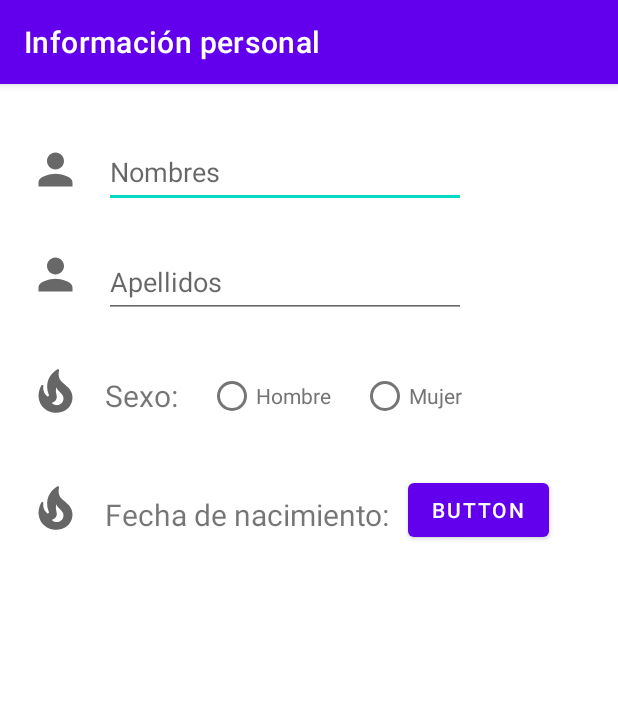
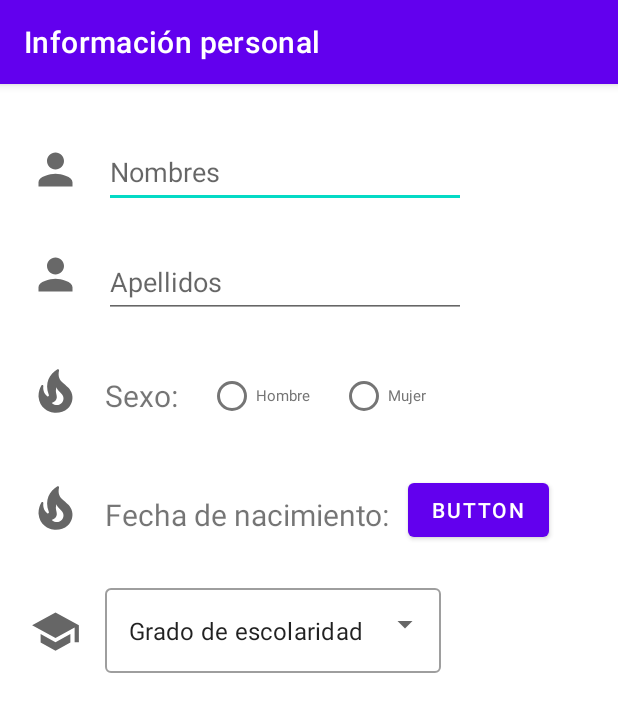
Before and after one commit to DaniJaramillo7/LabsCM20221-Gr05, an Android app: the screen it shows after launch (PersonalDataActivity), on a phone screen of 412 x 824 dp. Shown: the top 712 px of the screen. Run offline under Robolectric (Android 15) with nearby library versions, the phone set to English and light mode, and no system bars.

Commit message:
feat: add educational stage dropdown input

```diff
--- a/Lab1-UI/src/main/java/com/example/labscm20221_gr05/PersonalDataActivity.kt
+++ b/Lab1-UI/src/main/java/com/example/labscm20221_gr05/PersonalDataActivity.kt
@@ -3,14 +3,33 @@ package com.example.labscm20221_gr05
 import androidx.appcompat.app.AppCompatActivity
 import android.os.Bundle
 import android.util.Log
+import android.widget.ArrayAdapter
+import android.widget.AutoCompleteTextView
 import android.widget.Button
 
 class PersonalDataActivity : AppCompatActivity() {
+
+    private lateinit var grades: Array<String>
+    lateinit var inputGrade: AutoCompleteTextView
+    lateinit var adapterItems: ArrayAdapter<String>
+
     override fun onCreate(savedInstanceState: Bundle?) {
         super.onCreate(savedInstanceState)
         setContentView(R.layout.activity_personal_data)
         findViewById<Button>(R.id.button_date).setOnClickListener {
             showDatePickerDialog()
+        }
+        grades = resources.getStringArray(R.array.grades)
+    }
+
+    override fun onResume() {
+        super.onResume()
+
+        adapterItems = ArrayAdapter(this, R.layout.dropdown_item, grades)
+        inputGrade = findViewById(R.id.input_grade)
+        inputGrade.setAdapter(adapterItems)
+        inputGrade.setOnItemClickListener{ parent, view, position, id ->
+            Log.d("position", grades[position])
         }
     }
 
--- /dev/null
+++ b/Lab1-UI/src/main/res/drawable/ic_baseline_school_24.xml
@@ -0,0 +1,10 @@
+<vector xmlns:android="http://schemas.android.com/apk/res/android"
+    android:width="24dp"
+    android:height="24dp"
+    android:viewportWidth="24"
+    android:viewportHeight="24"
+    android:tint="?attr/colorControlNormal">
+  <path
+      android:fillColor="@android:color/white"
+      android:pathData="M5,13.18v4L12,21l7,-3.82v-4L12,17l-7,-3.82zM12,3L1,9l11,6 9,-4.91V17h2V9L12,3z"/>
+</vector>
--- a/Lab1-UI/src/main/res/layout/activity_personal_data.xml
+++ b/Lab1-UI/src/main/res/layout/activity_personal_data.xml
@@ -116,6 +116,15 @@
         app:layout_constraintTop_toBottomOf="@+id/icon_sex"
         app:srcCompat="@drawable/ic_baseline_local_fire_department_24" />
 
+    <ImageView
+        android:id="@+id/icon_grade"
+        android:layout_width="42dp"
+        android:layout_height="34dp"
+        android:layout_marginTop="48dp"
+        app:layout_constraintStart_toStartOf="@+id/icon_date"
+        app:layout_constraintTop_toBottomOf="@+id/icon_date"
+        app:srcCompat="@drawable/ic_baseline_school_24" />
+
     <TextView
         android:id="@+id/label_date"
         android:layout_width="wrap_content"
@@ -137,5 +146,23 @@
         app:layout_constraintStart_toEndOf="@+id/label_date"
         app:layout_constraintTop_toBottomOf="@+id/radioGroup" />
 
+    <com.google.android.material.textfield.TextInputLayout
+        style="@style/Widget.MaterialComponents.TextInputLayout.OutlinedBox.ExposedDropdownMenu"
+        android:layout_width="wrap_content"
+        android:layout_height="wrap_content"
+        android:layout_marginStart="12dp"
+        android:layout_marginTop="30dp"
+        app:layout_constraintStart_toEndOf="@+id/icon_grade"
+        app:layout_constraintTop_toBottomOf="@+id/label_date">
+
+        <AutoCompleteTextView
+            android:id="@+id/input_grade"
+            android:layout_width="wrap_content"
+            android:layout_height="wrap_content"
+            android:layout_weight="1"
+            android:inputType="none"
+            android:text="@string/educational_stage" />
+    </com.google.android.material.textfield.TextInputLayout>
+
 
 </androidx.constraintlayout.widget.ConstraintLayout>
--- /dev/null
+++ b/Lab1-UI/src/main/res/layout/dropdown_item.xml
@@ -0,0 +1,10 @@
+<TextView
+    android:id="@+id/textView"
+    android:layout_width="match_parent"
+    android:layout_height="wrap_content"
+    android:text="TextView"
+    android:padding="14dp"
+    android:textColor="@color/black"
+    android:textStyle="bold"
+    android:textSize="16sp"
+    xmlns:android="http://schemas.android.com/apk/res/android"/>
--- a/Lab1-UI/src/main/res/values/strings.xml
+++ b/Lab1-UI/src/main/res/values/strings.xml
@@ -7,4 +7,12 @@
     <string name="label_radio_button_1">Hombre</string>
     <string name="label_radio_button_2">Mujer</string>
     <string name="label_date">Fecha de nacimiento:</string>
+    <string name="educational_stage">Grado de escolaridad</string>
+
+    <string-array name="grades">
+        <item>Primaria</item>
+        <item>Secundaria</item>
+        <item>Universitaria</item>
+        <item>Otro</item>
+    </string-array>
 </resources>
--- a/Lab1-UI/src/main/res/values/themes.xml
+++ b/Lab1-UI/src/main/res/values/themes.xml
@@ -11,6 +11,7 @@
         <item name="colorOnSecondary">@color/black</item>
         <!-- Status bar color. -->
         <item name="android:statusBarColor" tools:targetApi="l">?attr/colorPrimaryVariant</item>
+        <item name="android:textAppearance">@color/black</item>
         <!-- Customize your theme here. -->
     </style>
 
```
